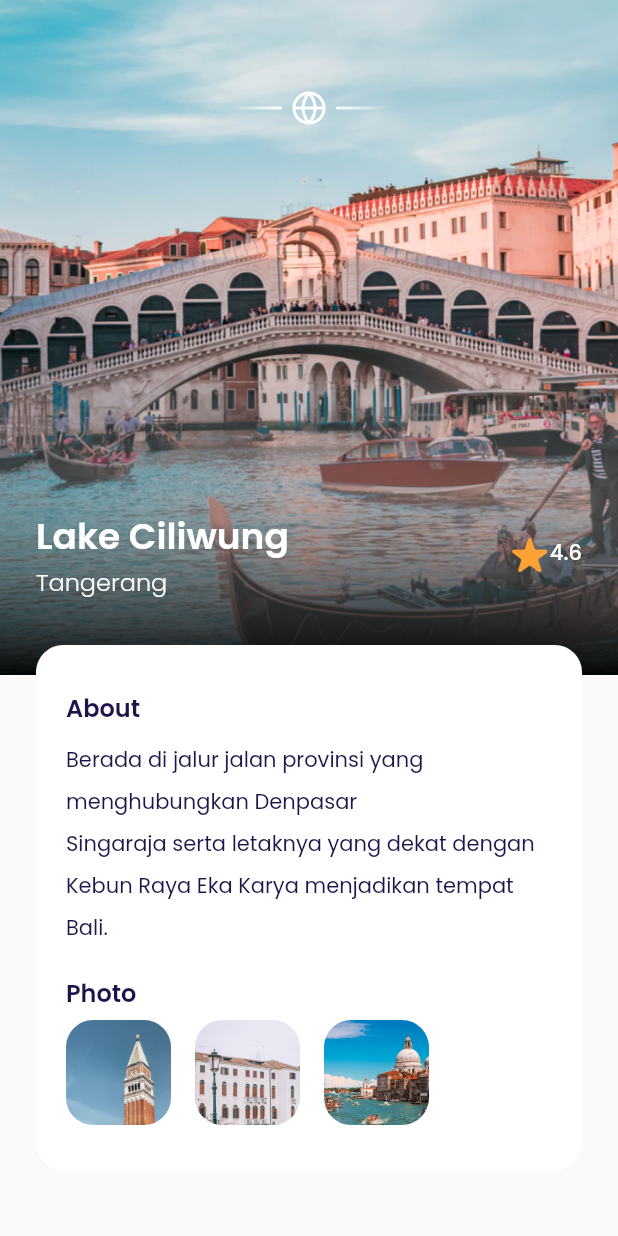
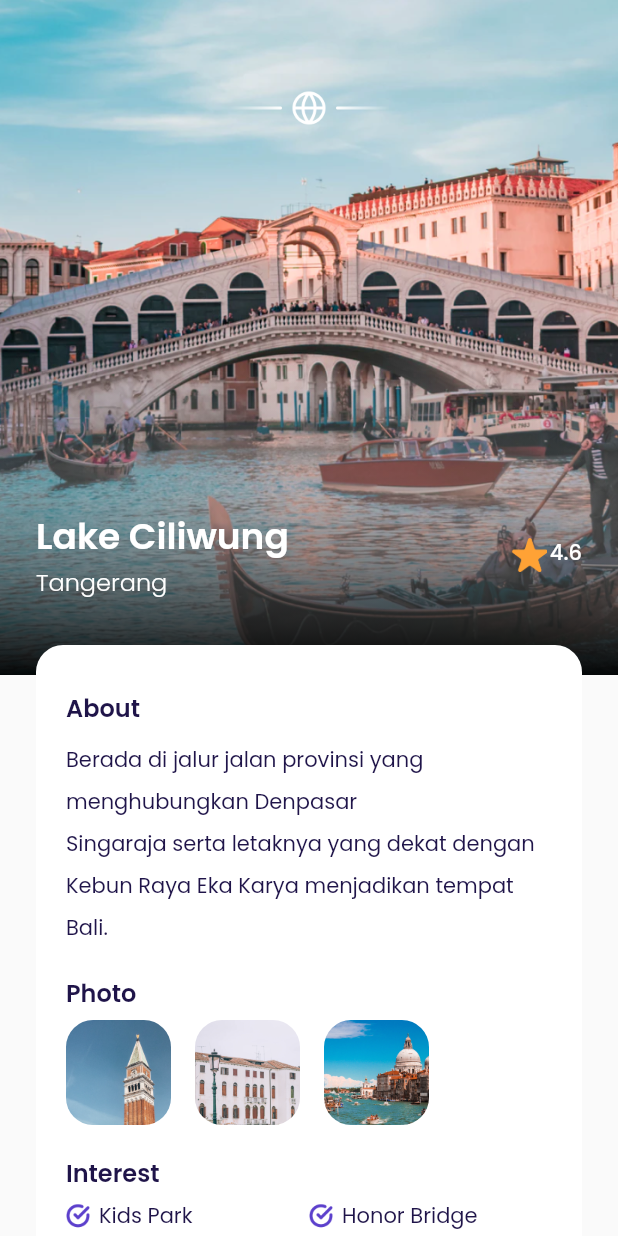
Before and after one commit to balinux/airplane, a Flutter app: the DetailPage screen opened directly, on a phone screen of 412 x 824 dp. Run offline on Flutter 3.47's test engine with Material 2 defaults, Android fonts, the phone set to English and light mode, and no system bars; our stand-ins replace google_fonts.

Commit message:
Detail Page - Interests

```diff
--- a/lib/UI/pages/detail_page.dart
+++ b/lib/UI/pages/detail_page.dart
@@ -1,4 +1,5 @@
 import 'package:airplane/UI/widgets/foto_item.dart';
+import 'package:airplane/UI/widgets/interest_item.dart';
 import 'package:airplane/shared/theme.dart';
 import 'package:flutter/material.dart';
 
@@ -144,7 +145,42 @@ class DetailPage extends StatelessWidget {
                       imageUrl: 'assets/image_photo3.png',
                     ),
                   ],
-                )
+                ),
+                // NOTE: Interest
+                const SizedBox(
+                  height: 20,
+                ),
+                Text(
+                  'Interest',
+                  style: blackTextStyle.copyWith(
+                      fontSize: 16, fontWeight: semiBold),
+                ),
+                const SizedBox(
+                  height: 6,
+                ),
+                Row(
+                  children: [
+                    InterestItem(
+                      title: 'Kids Park',
+                    ),
+                    InterestItem(
+                      title: 'Honor Bridge',
+                    ),
+                  ],
+                ),
+                SizedBox(
+                  height: 10,
+                ),
+                Row(
+                  children: [
+                    InterestItem(
+                      title: 'City Museum',
+                    ),
+                    InterestItem(
+                      title: 'Central Mall',
+                    ),
+                  ],
+                ),
               ],
             ),
           )
@@ -154,7 +190,9 @@ class DetailPage extends StatelessWidget {
 
     return Scaffold(
       backgroundColor: kBackgroundColor,
-      body: Stack(children: [backgroundImage(), customShadow(), content()]),
+      body: SingleChildScrollView(
+          child:
+              Stack(children: [backgroundImage(), customShadow(), content()])),
     );
   }
 }
--- /dev/null
+++ b/lib/UI/widgets/interest_item.dart
@@ -0,0 +1,30 @@
+import 'package:airplane/shared/theme.dart';
+import 'package:flutter/material.dart';
+
+class InterestItem extends StatelessWidget {
+  final String title;
+  const InterestItem({super.key, required this.title});
+
+  @override
+  Widget build(BuildContext context) {
+    return Expanded(
+      child: Row(
+        children: [
+          Container(
+            width: 16,
+            height: 16,
+            margin: EdgeInsets.only(right: 6),
+            decoration: BoxDecoration(
+                image: DecorationImage(
+                    fit: BoxFit.cover,
+                    image: AssetImage('assets/icon_check.png'))),
+          ),
+          Text(
+            title,
+            style: blackTextStyle,
+          )
+        ],
+      ),
+    );
+  }
+}
```
